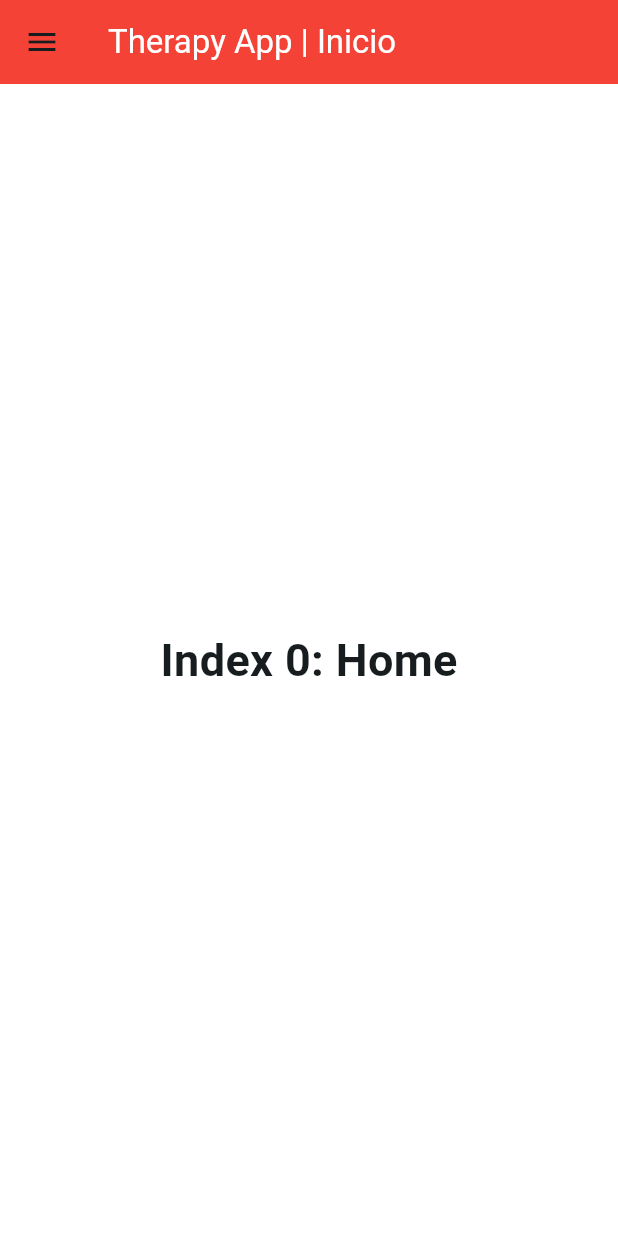
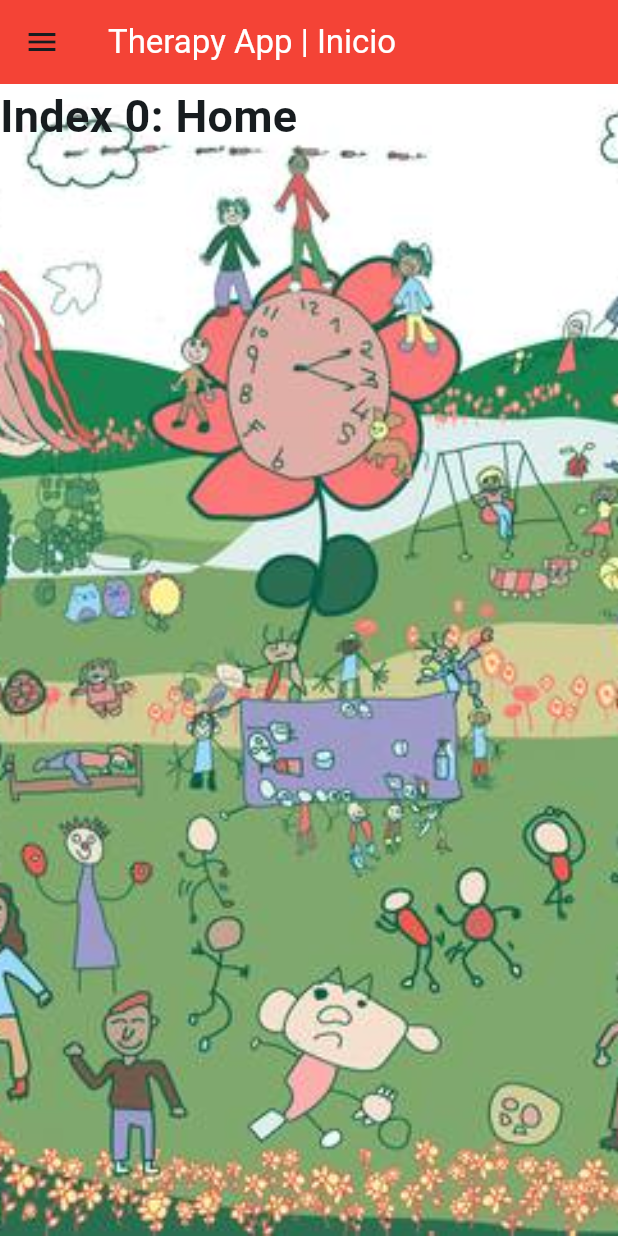
Before and after one commit to danielmnz/TherapyApp, a Flutter app: the screen it shows after launch, on a phone screen of 412 x 824 dp. Run offline on Flutter 3.47's test engine with Material 3 defaults, Android fonts, the phone set to English and light mode, and no system bars.

Commit message:
cambios dart

```diff
--- /dev/null
+++ b/lib/content.dart
@@ -0,0 +1 @@
+//lista tipo content xd que es estooo
--- a/lib/main.dart
+++ b/lib/main.dart
@@ -12,6 +12,7 @@ class MyApp extends StatelessWidget {
   @override
   Widget build(BuildContext context) {
     return MaterialApp(
+      debugShowCheckedModeBanner: false, //quitar debug
       title: 'TherapyApp',
       theme: ThemeData(
         // This is the theme of your application.
--- a/lib/pantallas/home_p.dart
+++ b/lib/pantallas/home_p.dart
@@ -35,7 +35,7 @@ class _MyHomePageState extends State<MyHomePage> {
 
   @override
   Widget build(BuildContext context) {
-    return Scaffold(
+    return Scaffold( //EL SCAFFOLD
       appBar: AppBar(
         backgroundColor: Colors.red, //color barra
         title: Text(
@@ -53,10 +53,72 @@ class _MyHomePageState extends State<MyHomePage> {
           },
         ),
       ),
-      body: Center(child: _widgetOptions[_selectedIndex]),
+      body: Center(
+        child: Container(
+          height:double.maxFinite,
+          width: double.maxFinite,
+          decoration: BoxDecoration(
+            image: DecorationImage(
+              image: AssetImage("images/dibujos.jpg"),
+              fit: BoxFit.cover,
+              ), //AQUIIIIIIIIIIIIIIII
+          ),
+
+          child: _widgetOptions[_selectedIndex]
+
+        ),
+
+        ),
       backgroundColor: const Color.fromARGB(255, 255, 255, 255), //color de fondo
 
       drawer: Drawer(
+        child: ListView(
+          children: [
+            DrawerHeader(child: Text('Titulo Drawer')),
+
+            ListTile( //BOTON INICIO
+              leading: Icon(Icons.home),
+              title: Text('Inicio'),
+              onTap: () {}, //ME FALTA NAVEGACION ENTRE PAGINAS NOMAS PORQUE NO FUNCIONABA BIEN
+              ),
+
+            ListTile( //BOTON PERFIL
+              leading: Icon(Icons.person),
+              title: Text('Mi Perfil')
+              ),
+
+            ListTile( //BOTON AGENDA
+              leading: Icon(Icons.calendar_month),
+              title: Text('Agenda')
+              ),
+
+            ListTile( //BOTON USUARIOS
+              leading: Icon(Icons.family_restroom),
+              title: Text('Usuarios Asignados')
+              ),
+
+            //separar secciones
+            Divider(color: Colors.black,),
+
+            ListTile( //BOTON CONFIG
+              leading: Icon(Icons.settings),
+              title: Text('Configuración')
+              ),
+
+            ListTile( //BOTON FAQ
+              leading: Icon(Icons.question_answer_outlined),
+              title: Text('Preguntas Frecuentes')
+              ),
+
+            ListTile( //BOTON CONTACTO
+              leading: Icon(Icons.quick_contacts_dialer_rounded),
+              title: Text('Contacto')
+              ),
+          ],
+        ),
+      )
+      /*
+      drawer: Drawer( //EL DRAWER
         // Add a ListView to the drawer. This ensures the user can scroll
         // through the options in the drawer if there isn't enough vertical
         // space to fit everything.
@@ -159,19 +221,7 @@ class _MyHomePageState extends State<MyHomePage> {
             ),
           ],
         ),
-      ),
+      ),*/
     );
   }
 }
-
-
-class Pepe extends StatelessWidget {
-  const Pepe({super.key});
-
-  @override
-  Widget build(BuildContext context) {
-    return Container();
-  }
-}
-
-//flutter snippet revisar
--- a/pubspec.yaml
+++ b/pubspec.yaml
@@ -35,6 +35,7 @@ dependencies:
   # Use with the CupertinoIcons class for iOS style icons.
   cupertino_icons: ^1.0.8
   intl: ^0.18.1
+  table_calendar: ^3.0.9
 
 
 dev_dependencies:
@@ -63,6 +64,9 @@ flutter:
   # assets:
   #   - images/a_dot_burr.jpeg
   #   - images/a_dot_ham.jpeg
+  assets:
+      - images/Teleton-Talca.jpg
+      - images/dibujos.jpg
 
   # An image asset can refer to one or more resolution-specific "variants", see
   # https://flutter.dev/to/resolution-aware-images
```
Also changed, not shown: lib/pantallas/agenda.dart (+26 -5 lines), images/Teleton-Talca.jpg (added), images/dibujos.jpg (added), pubspec.lock.
